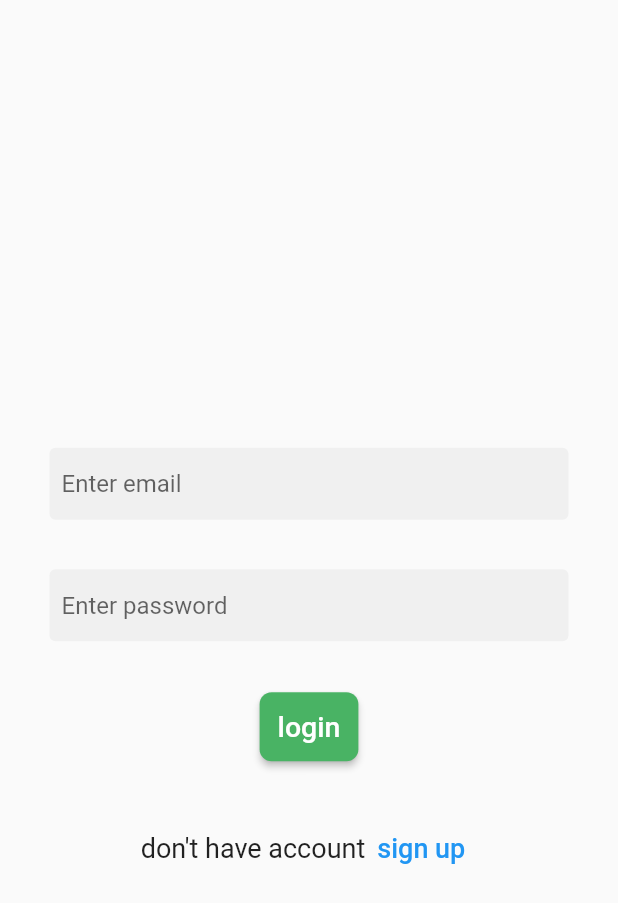
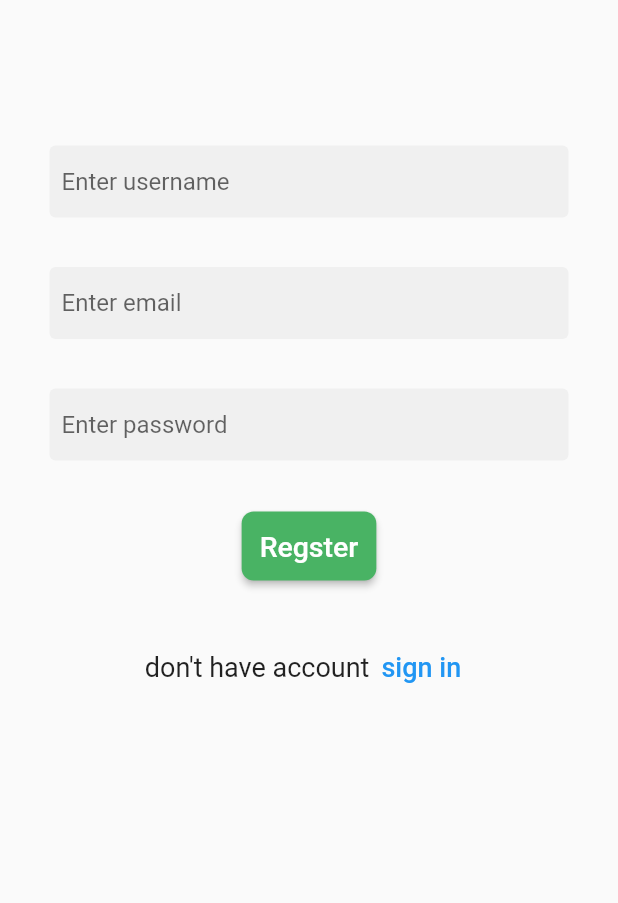
Before and after one commit to Mohamed7E/E_commerce_app, a Flutter app: the screen it shows after launch, on a phone screen of 412 x 824 dp. Shown: the top 903 px of the screen. Run offline on Flutter 3.47's test engine with Material 2 defaults, Android fonts, the phone set to English and light mode, and no system bars.

Commit message:
create Register

```diff
--- a/lib/main.dart
+++ b/lib/main.dart
@@ -1,5 +1,6 @@
 import 'package:flutter/material.dart';
 import 'package:flutter_application_1/page/login.dart';
+import 'package:flutter_application_1/page/register.dart';
 
 void main() {
   runApp(const MyApp());
@@ -13,7 +14,7 @@ class MyApp  extends StatelessWidget {
   @override
   Widget build(BuildContext context) {
     return const MaterialApp(
-       home: Login(),
+       home: Register(),
     );
   }
 }
--- /dev/null
+++ b/lib/page/register.dart
@@ -0,0 +1,85 @@
+// ignore_for_file: prefer_const_constructors, prefer_const_literals_to_create_immutables, sort_child_properties_last
+
+import 'package:flutter/material.dart';
+import 'package:flutter_application_1/shared/colors.dart';
+import 'package:flutter_application_1/shared/constants.dart';
+
+class Register extends StatelessWidget {
+  const Register({super.key});
+
+  @override
+  Widget build(BuildContext context) {
+    return SafeArea(
+      child: Scaffold(
+        body: Padding(
+          padding: const EdgeInsets.all(33.0),
+          child: SingleChildScrollView(
+            child: Column(
+              mainAxisAlignment:MainAxisAlignment.center,
+              children: [
+                const SizedBox(
+                  height: 64,
+                ),
+                TextField(
+                  keyboardType: TextInputType.text,
+                  obscureText: false,
+                  decoration: decorationtextfiled.copyWith(
+                    hintText: "Enter username ",
+                  ),
+                ),
+                const SizedBox(
+                  height: 33,
+                ),
+                TextField(
+                  keyboardType: TextInputType.emailAddress,
+                  obscureText: false,
+                  decoration: decorationtextfiled.copyWith(
+                    hintText: "Enter email ",
+                  ),
+                ),
+                const SizedBox(
+                  height: 33,
+                ),
+                TextField(
+                  keyboardType: TextInputType.text,
+                  obscureText: true,
+                  decoration: decorationtextfiled.copyWith(
+                    hintText: "Enter password ",
+                  ),
+                ),
+                const SizedBox(
+                  height: 33,
+                ),
+                ElevatedButton(
+                  onPressed: () {},
+                  child: Text(
+                    "Regster",
+                    style: TextStyle(fontSize: 19),
+                  ),
+                  style: ButtonStyle(
+                      backgroundColor: MaterialStateProperty.all(BINgreen),
+                      padding: MaterialStateProperty.all(EdgeInsets.all(12)),
+                      shape: MaterialStateProperty.all(RoundedRectangleBorder(
+                          borderRadius: BorderRadius.circular(8)))),
+                ),
+                const SizedBox(
+                  height: 33,
+                ),
+                Row(
+                  mainAxisAlignment: MainAxisAlignment.center,
+                  children: [
+                    Text("don't have account",style: TextStyle(fontSize: 18),),
+                    TextButton(onPressed: (){},
+                     child: Text("sign in",style: TextStyle(fontSize: 18),))
+                  ],
+                )
+
+
+              ],
+            ),
+          ),
+        ),
+      ),
+    );
+  }
+}
```
